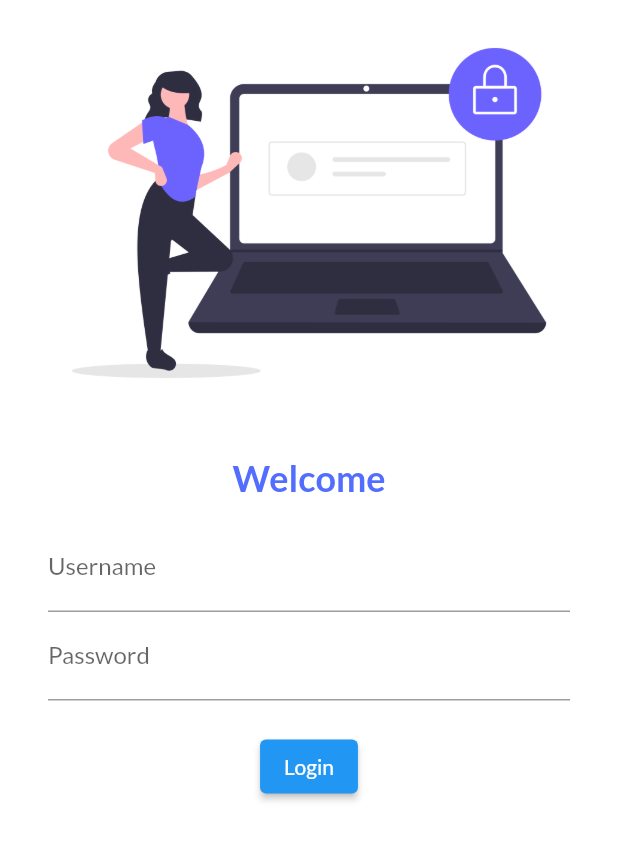
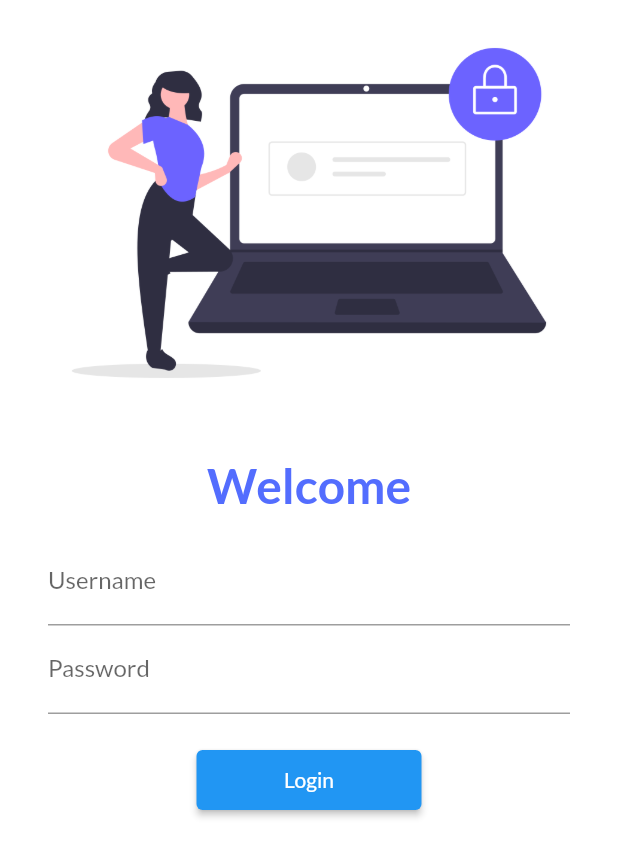
Before and after one commit to Farhan-Machchhar/flutter_catalog, a Flutter app: the screen it shows after launch, on a phone screen of 412 x 824 dp. Shown: the top 857 px of the screen. Run offline on Flutter 3.47's test engine with Material 2 defaults, Android fonts, the phone set to English and light mode, and no system bars; our stand-ins replace google_fonts.

Commit message:
Day 3 completed

```diff
--- a/lib/main.dart
+++ b/lib/main.dart
@@ -1,5 +1,6 @@
 import 'package:flutter/material.dart';
 import 'package:flutter_catalog/pages/login_page.dart';
+import 'package:flutter_catalog/utils/routes.dart';
 import 'package:google_fonts/google_fonts.dart';
 import 'pages/home_page.dart';
 void main()
@@ -20,8 +21,8 @@ class MyApp extends StatelessWidget {
       ),
       routes: {
         "/":(context)=>const LoginPage(),
-        "/home":(context)=>const HomePage(),
-        "/login" :(context)=> const LoginPage()
+        MyRoutes.homeRoute:(context)=>const HomePage(),
+        MyRoutes.loginRoute :(context)=> const LoginPage()
 
       },
     );
--- a/lib/pages/login_page.dart
+++ b/lib/pages/login_page.dart
@@ -1,4 +1,6 @@
+
 import 'package:flutter/material.dart';
+import 'package:flutter_catalog/utils/routes.dart';
 class LoginPage extends StatelessWidget {
   const LoginPage({super.key});
 
@@ -6,6 +8,8 @@ class LoginPage extends StatelessWidget {
   Widget build(BuildContext context) {
     return Material(
       color: Colors.white,
+
+                  child: SingleChildScrollView(
         child: Column(
           children: [
              Image.asset("assets/images/login.png",
@@ -15,7 +19,7 @@ class LoginPage extends StatelessWidget {
               ),
               const Text("Welcome", style: TextStyle(
                 color: Colors.indigoAccent,
-              fontSize: 24,
+                fontSize: 32,
                 fontWeight: FontWeight.bold,
               ),),
               Padding(
@@ -40,23 +44,18 @@ class LoginPage extends StatelessWidget {
                     ),
                    ElevatedButton(
                      onPressed: ()  {
-                       print("Hello!");
+                         Navigator.pushNamed(context, MyRoutes.homeRoute);
                        },
-                     style: TextButton.styleFrom(),
+                     style: TextButton.styleFrom(minimumSize: const Size(150, 40)),
                      child: const Text("Login"),
-
-
                    ),
   ],
               ),
               ),
 
-
-
-
         ],
-
       )
+                  ),
     );
   }
 }
--- /dev/null
+++ b/lib/utils/routes.dart
@@ -0,0 +1,5 @@
+class MyRoutes{
+  static String loginRoute = "/login";
+  static String homeRoute = "/home";
+
+}
```
Lines whose indentation alone changed are shown as unchanged.
